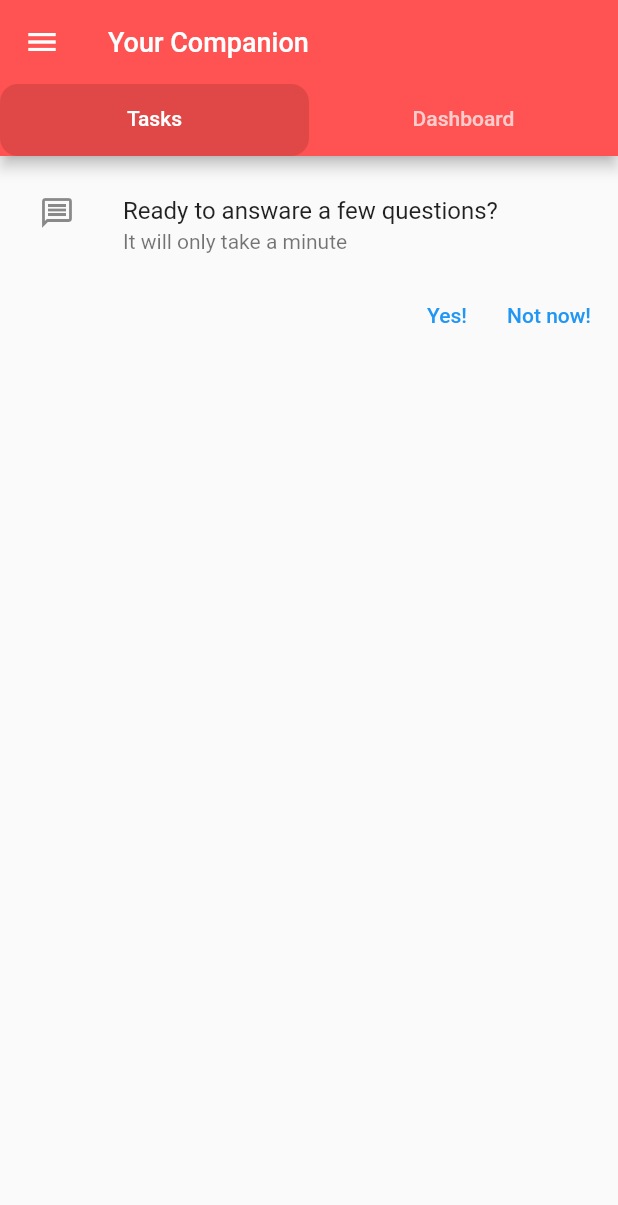
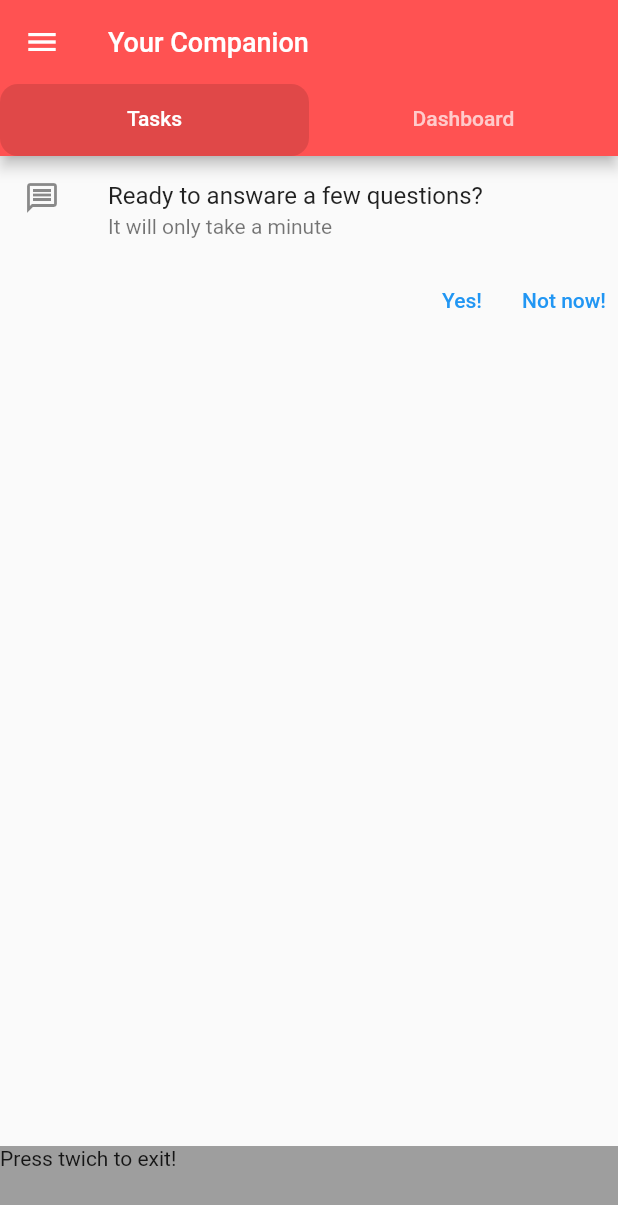
Before and after one commit to omedia23/mental_health_checker, a Flutter app: the screen it shows after launch, on a phone screen of 412 x 824 dp. Shown: the top 1205 px of the screen. Run offline on Flutter 3.47's test engine with Material 2 defaults, Android fonts, the phone set to English and light mode, and no system bars.

Commit message:
add button to exit from app

```diff
--- a/lib/widgets/task_widget.dart
+++ b/lib/widgets/task_widget.dart
@@ -1,5 +1,6 @@
 import 'package:flutter/cupertino.dart';
 import 'package:flutter/material.dart';
+import 'package:flutter/services.dart';
 import 'package:flutter/src/foundation/key.dart';
 import 'package:flutter/src/widgets/framework.dart';
 
@@ -8,9 +9,7 @@ class TaskWidget extends StatelessWidget {
 
   @override
   Widget build(BuildContext context) {
-    return Padding(
-      padding: const EdgeInsets.all(10),
-      child: Column(
+    return Column(
       children: [
         const ListTile(
           title: Text("Ready to answare a few questions?"),
@@ -23,9 +22,27 @@ class TaskWidget extends StatelessWidget {
             TextButton(onPressed: () {}, child: const Text("Yes!")),
             TextButton(onPressed: () {}, child: const Text("Not now!")),
           ],
+        ),
+        Expanded(
+          flex: 6,
+          child: InkWell(
+            onDoubleTap: () {
+              SystemNavigator.pop();
+            },
+            child: Align(
+              alignment: Alignment.bottomCenter,
+              child: Container(
+                height: 60,
+                width: double.infinity,
+                decoration: const BoxDecoration(
+                  color: Colors.grey,
+                ),
+                child: const Text("Press twich to exit!"),
+              ),
+            ),
+          ),
         )
       ],
-      ),
     );
   }
 }
```
Lines whose indentation alone changed are shown as unchanged.
